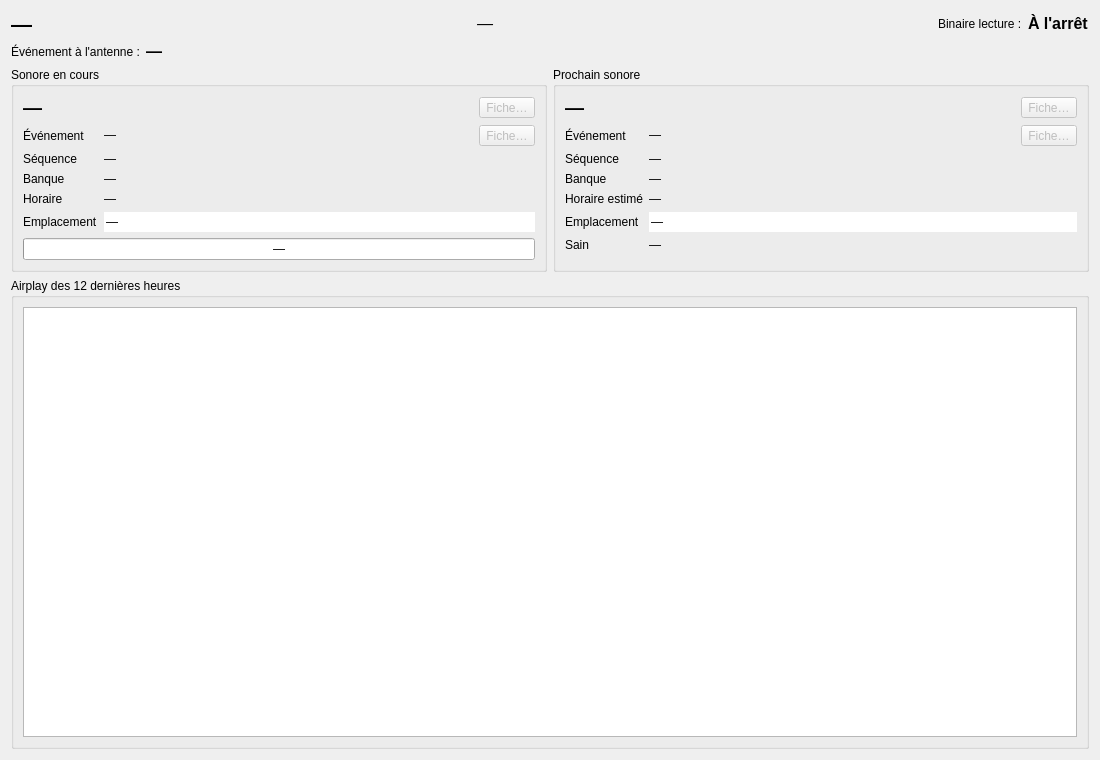
This is src/machincast/interface/ui/ecran_par_defaut.ui in dascritch/machincast as Qt 5 draws it before an edit. The edited form follows.
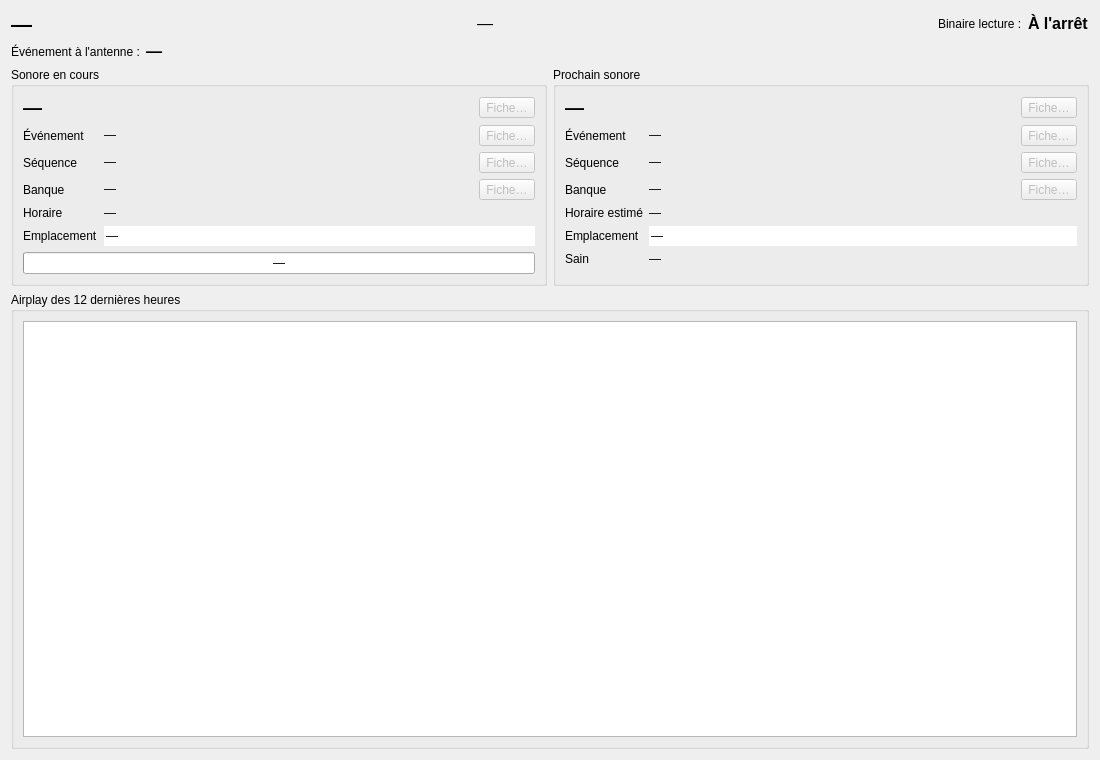
This is the edited form. Icons and pictures are not drawn.

Commit message:
feat(interface): l'accueil ouvre la fiche de la séquence et de la banque
Sans ticket : demandé avec https://github.com/dascritch/machincast/issues/108
Boutons de fiche sur les lignes Séquence et Banque du sonore en cours et du prochain, comme pour l'événement et le sonore.

Claude-Session: https://claude.ai/code/session_01KaPegkCQoT3k3oMgjXGsiv

The edit to the form file:
```diff
--- a/src/machincast/interface/ui/ecran_par_defaut.ui
+++ b/src/machincast/interface/ui/ecran_par_defaut.ui
@@ -205,6 +205,8 @@
            </widget>
           </item>
           <item row="1" column="1">
+           <layout class="QHBoxLayout" name="ligne_en_cours_sequence" stretch="1,0">
+            <item>
            <widget class="QLabel" name="en_cours_sequence">
        <property name="text">
         <string>—</string>
@@ -216,6 +218,24 @@
         <bool>true</bool>
        </property>
       </widget>
+            </item>
+            <item>
+             <widget class="QToolButton" name="ouvrir_sequence_en_cours">
+          <property name="toolTip">
+           <string>Ouvrir la fiche de la séquence</string>
+          </property>
+          <property name="text">
+           <string>Fiche…</string>
+          </property>
+          <property name="icon">
+           <iconset theme="view-media-playlist"/>
+          </property>
+          <property name="enabled">
+           <bool>false</bool>
+          </property>
+         </widget>
+            </item>
+           </layout>
           </item>
           <item row="2" column="0">
            <widget class="QLabel" name="intitule_en_cours_banque">
@@ -225,6 +245,8 @@
            </widget>
           </item>
           <item row="2" column="1">
+           <layout class="QHBoxLayout" name="ligne_en_cours_banque" stretch="1,0">
+            <item>
            <widget class="QLabel" name="en_cours_banque">
        <property name="text">
         <string>—</string>
@@ -236,6 +258,24 @@
         <bool>true</bool>
        </property>
       </widget>
+            </item>
+            <item>
+             <widget class="QToolButton" name="ouvrir_banque_en_cours">
+          <property name="toolTip">
+           <string>Ouvrir la fiche de la banque</string>
+          </property>
+          <property name="text">
+           <string>Fiche…</string>
+          </property>
+          <property name="icon">
+           <iconset theme="folder-music"/>
+          </property>
+          <property name="enabled">
+           <bool>false</bool>
+          </property>
+         </widget>
+            </item>
+           </layout>
           </item>
           <item row="3" column="0">
            <widget class="QLabel" name="intitule_en_cours_horaire">
@@ -389,6 +429,8 @@
            </widget>
           </item>
           <item row="1" column="1">
+           <layout class="QHBoxLayout" name="ligne_prochain_sequence" stretch="1,0">
+            <item>
            <widget class="QLabel" name="prochain_sequence">
        <property name="text">
         <string>—</string>
@@ -400,6 +442,24 @@
         <bool>true</bool>
        </property>
       </widget>
+            </item>
+            <item>
+             <widget class="QToolButton" name="ouvrir_sequence_prochain">
+          <property name="toolTip">
+           <string>Ouvrir la fiche de la séquence</string>
+          </property>
+          <property name="text">
+           <string>Fiche…</string>
+          </property>
+          <property name="icon">
+           <iconset theme="view-media-playlist"/>
+          </property>
+          <property name="enabled">
+           <bool>false</bool>
+          </property>
+         </widget>
+            </item>
+           </layout>
           </item>
           <item row="2" column="0">
            <widget class="QLabel" name="intitule_prochain_banque">
@@ -409,6 +469,8 @@
            </widget>
           </item>
           <item row="2" column="1">
+           <layout class="QHBoxLayout" name="ligne_prochain_banque" stretch="1,0">
+            <item>
            <widget class="QLabel" name="prochain_banque">
        <property name="text">
         <string>—</string>
@@ -420,6 +482,24 @@
         <bool>true</bool>
        </property>
       </widget>
+            </item>
+            <item>
+             <widget class="QToolButton" name="ouvrir_banque_prochain">
+          <property name="toolTip">
+           <string>Ouvrir la fiche de la banque</string>
+          </property>
+          <property name="text">
+           <string>Fiche…</string>
+          </property>
+          <property name="icon">
+           <iconset theme="folder-music"/>
+          </property>
+          <property name="enabled">
+           <bool>false</bool>
+          </property>
+         </widget>
+            </item>
+           </layout>
           </item>
           <item row="3" column="0">
            <widget class="QLabel" name="intitule_prochain_horaire">
```
The commit also changes 6 other files.
